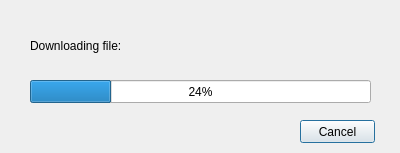
First picture: the form in Client/Client/downloader.ui, repository filipgutica/COMP4985_CommAudio, before the edit.
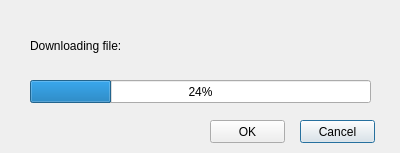
Second picture: the form after the edit.

Patch:
```diff
--- a/Client/Client/downloader.ui
+++ b/Client/Client/downloader.ui
@@ -52,6 +52,19 @@
     <string>Downloading file: </string>
    </property>
   </widget>
+  <widget class="QPushButton" name="OKButton">
+   <property name="geometry">
+    <rect>
+     <x>210</x>
+     <y>120</y>
+     <width>75</width>
+     <height>23</height>
+    </rect>
+   </property>
+   <property name="text">
+    <string>OK</string>
+   </property>
+  </widget>
  </widget>
  <resources/>
  <connections/>
```
